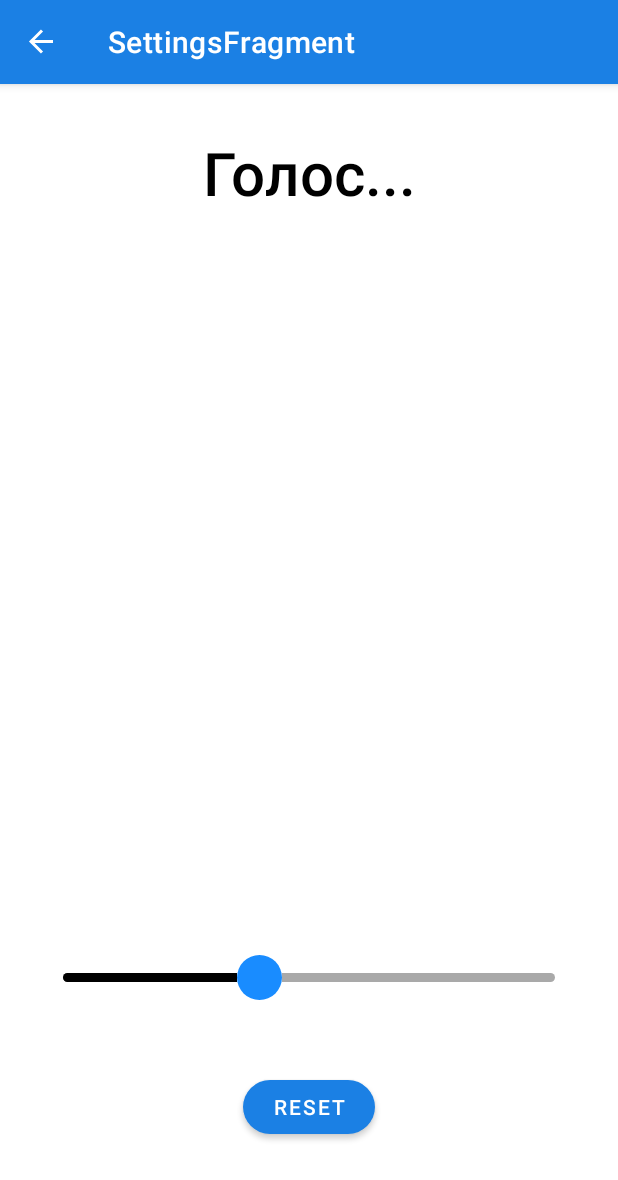
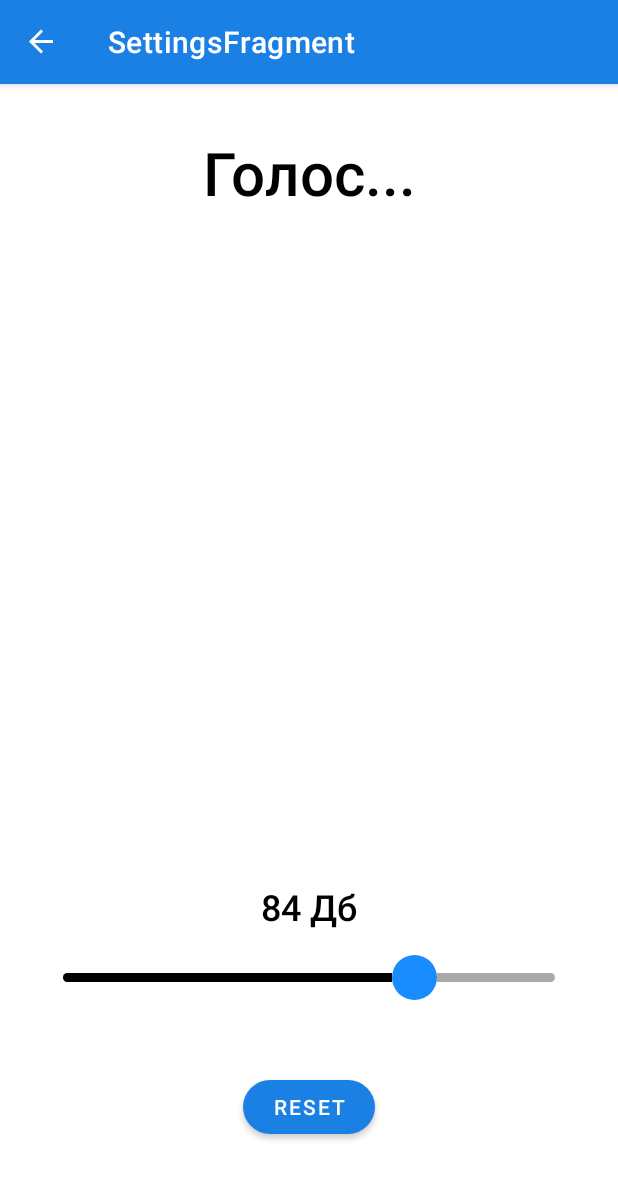
Before and after one commit to zhilovhub/synthtranslator, an Android app: the SettingsFragment screen opened through its navigation route, on a phone screen of 412 x 824 dp. Shown: the top 1180 px of the screen. Run offline under Robolectric (Android 15) with nearby library versions, the phone set to English and light mode, and no system bars; our stand-ins replace data binding, navigation-ui.

Commit message:
seekBar.setOnSeekBarChangeListener

```diff
--- a/synthtranslatorapp/app/src/main/java/com/example/synthtranslator/SettingsFragment.kt
+++ b/synthtranslatorapp/app/src/main/java/com/example/synthtranslator/SettingsFragment.kt
@@ -5,11 +5,14 @@ import androidx.fragment.app.Fragment
 import android.view.LayoutInflater
 import android.view.View
 import android.view.ViewGroup
+import android.widget.SeekBar
 import androidx.databinding.DataBindingUtil
 import com.example.synthtranslator.databinding.FragmentSettingsBinding
 
 class SettingsFragment : Fragment() {
     private lateinit var binding: FragmentSettingsBinding
+
+    private var lastDBGroup = 6
 
     override fun onCreateView(
         inflater: LayoutInflater, container: ViewGroup?,
@@ -17,6 +20,20 @@ class SettingsFragment : Fragment() {
     ): View {
         binding = DataBindingUtil.inflate(inflater, R.layout.fragment_settings, container, false)
 
+        binding.seekBar.setOnSeekBarChangeListener(object : SeekBar.OnSeekBarChangeListener {
+            override fun onProgressChanged(p0: SeekBar?, p1: Int, p2: Boolean) {
+                changeDBBarrier(p1)
+            }
+
+            override fun onStopTrackingTouch(p0: SeekBar?) {}
+
+            override fun onStartTrackingTouch(p0: SeekBar?) {}
+        })
+
         return binding.root
     }
+
+    private fun changeDBBarrier(newDB: Int) {
+        binding.decibelsTextview.text = "${newDB + 14} Дб"
+    }
 }
--- a/synthtranslatorapp/app/src/main/res/layout/fragment_settings.xml
+++ b/synthtranslatorapp/app/src/main/res/layout/fragment_settings.xml
@@ -22,8 +22,39 @@
             app:layout_constraintStart_toStartOf="parent"
             app:layout_constraintTop_toTopOf="parent" />
 
+        <TextView
+            android:id="@+id/decibels_textview"
+            android:layout_width="wrap_content"
+            android:layout_height="wrap_content"
+            android:layout_marginBottom="16dp"
+            android:fontFamily="sans-serif-medium"
+            android:text="@string/decibelsCount"
+            android:textAlignment="center"
+            android:textColor="@color/black"
+            android:textSize="24sp"
+            app:layout_constraintBottom_toTopOf="@+id/seekBar"
+            app:layout_constraintEnd_toEndOf="parent"
+            app:layout_constraintStart_toStartOf="parent" />
+
+        <SeekBar
+            android:id="@+id/seekBar"
+            android:layout_width="0dp"
+            android:layout_height="30dp"
+            android:max="98"
+            android:progress="70"
+            android:progressDrawable="@drawable/seekbar_style"
+            android:thumb="@drawable/custom_thumb"
+            android:paddingBottom="12dp"
+            android:paddingTop="12dp"
+            android:layout_marginStart="26dp"
+            android:layout_marginEnd="26dp"
+            android:layout_marginBottom="47dp"
+            app:layout_constraintBottom_toTopOf="@+id/resetButton"
+            app:layout_constraintEnd_toEndOf="parent"
+            app:layout_constraintStart_toStartOf="parent" />
+
         <Button
-            android:id="@+id/button"
+            android:id="@+id/resetButton"
             android:layout_width="wrap_content"
             android:layout_height="wrap_content"
             android:layout_marginStart="16dp"
@@ -35,20 +66,5 @@
             app:layout_constraintEnd_toEndOf="parent"
             app:layout_constraintStart_toStartOf="parent" />
 
-        <SeekBar
-            android:id="@+id/seekBar"
-            android:layout_width="0dp"
-            android:layout_height="30dp"
-            android:progress="40"
-            android:progressDrawable="@drawable/seekbar_style"
-            android:thumb="@drawable/custom_thumb"
-            android:paddingBottom="12dp"
-            android:paddingTop="12dp"
-            android:layout_marginStart="26dp"
-            android:layout_marginEnd="26dp"
-            android:layout_marginBottom="47dp"
-            app:layout_constraintBottom_toTopOf="@+id/button"
-            app:layout_constraintEnd_toEndOf="parent"
-            app:layout_constraintStart_toStartOf="parent" />
     </androidx.constraintlayout.widget.ConstraintLayout>
 </layout>
--- a/synthtranslatorapp/app/src/main/res/values/strings.xml
+++ b/synthtranslatorapp/app/src/main/res/values/strings.xml
@@ -6,6 +6,8 @@
     <string name="recognizedText">не могли бы вы подсказать как дойти до метро...</string>
     <string name="resetButton">Reset</string>
     <string name="barrierLevel">Голос...</string>
+    <string name="decibelsCount">84 Дб</string>
+    <string name="decibelsFact">Шум московского метро</string>
     <!-- TODO: Remove or change this placeholder text -->
     <string name="hello_blank_fragment">Hello blank fragment</string>
 </resources>
```
